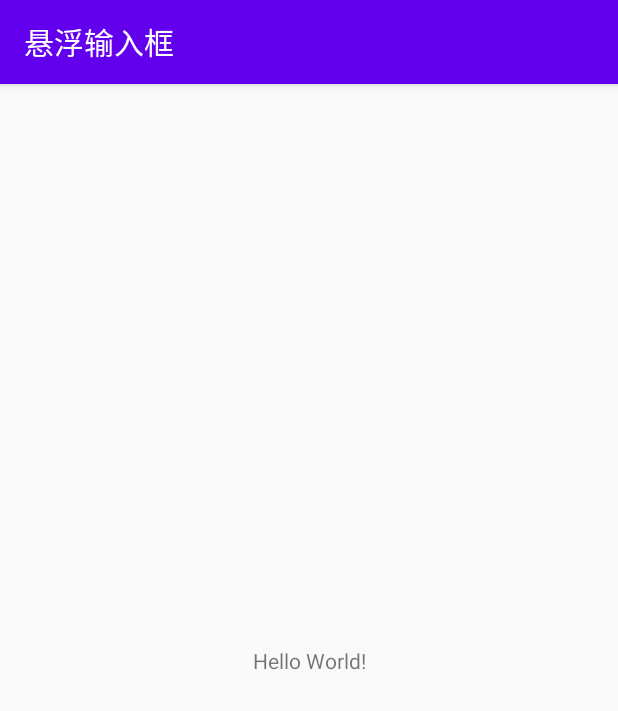
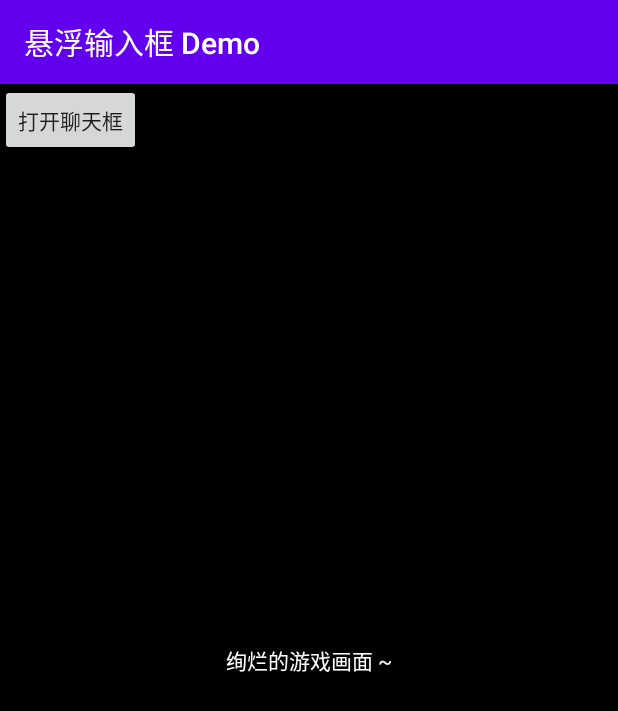
Before and after one commit to GitLqr/lqr-float-input-android, an Android app: the screen it shows after launch (MainActivity), on a phone screen of 412 x 824 dp. Shown: the top 711 px of the screen. Run offline under Robolectric (Android 15) with nearby library versions, the phone set to English and light mode, and no system bars.

Commit message:
update: 实现 demo

```diff
--- a/app/build.gradle
+++ b/app/build.gradle
@@ -6,7 +6,7 @@ android {
     buildToolsVersion "29.0.3"
 
     defaultConfig {
-        applicationId "com.gitlqr.float_input"
+        applicationId "com.gitlqr.float_input.demo"
         minSdkVersion 19
         targetSdkVersion 29
         versionCode 1
@@ -32,4 +32,5 @@ dependencies {
     implementation "org.jetbrains.kotlin:kotlin-stdlib:$kotlin_version"
     implementation 'androidx.appcompat:appcompat:1.2.0'
     implementation 'androidx.constraintlayout:constraintlayout:1.1.3'
+    implementation project(":float-input")
 }
--- a/app/src/main/java/com/gitlqr/float_input/MainActivity.kt
+++ /dev/null
@@ -1,11 +0,0 @@
-package com.gitlqr.float_input
-
-import android.os.Bundle
-import androidx.appcompat.app.AppCompatActivity
-
-class MainActivity : AppCompatActivity() {
-    override fun onCreate(savedInstanceState: Bundle?) {
-        super.onCreate(savedInstanceState)
-        setContentView(R.layout.activity_main)
-    }
-}
--- /dev/null
+++ b/app/src/main/java/com/gitlqr/float_input/demo/MainActivity.kt
@@ -0,0 +1,26 @@
+package com.gitlqr.float_input.demo
+
+import android.os.Bundle
+import android.view.View
+import androidx.appcompat.app.AppCompatActivity
+import com.gitlqr.float_input.FloatInputDialog
+import com.gitlqr.float_input.IFloatInput
+
+class MainActivity : AppCompatActivity(), View.OnClickListener {
+
+    private val floatInput: IFloatInput by lazy { FloatInputDialog(this) }
+
+    override fun onCreate(savedInstanceState: Bundle?) {
+        super.onCreate(savedInstanceState)
+        setContentView(R.layout.activity_main)
+        listOf<View>(findViewById(R.id.btnShow)).forEach { it.setOnClickListener(this) }
+    }
+
+    override fun onClick(v: View?) {
+        when (v?.id) {
+            R.id.btnShow -> {
+                floatInput.show()
+            }
+        }
+    }
+}
--- a/app/src/main/res/layout/activity_main.xml
+++ b/app/src/main/res/layout/activity_main.xml
@@ -4,15 +4,25 @@
     xmlns:tools="http://schemas.android.com/tools"
     android:layout_width="match_parent"
     android:layout_height="match_parent"
+    android:background="@color/black"
     tools:context=".MainActivity">
 
     <TextView
         android:layout_width="wrap_content"
         android:layout_height="wrap_content"
-        android:text="Hello World!"
+        android:text="绚烂的游戏画面 ~"
+        android:textColor="@color/white"
         app:layout_constraintBottom_toBottomOf="parent"
         app:layout_constraintLeft_toLeftOf="parent"
         app:layout_constraintRight_toRightOf="parent"
         app:layout_constraintTop_toTopOf="parent" />
 
+    <Button
+        android:id="@+id/btnShow"
+        android:layout_width="wrap_content"
+        android:layout_height="wrap_content"
+        android:text="打开聊天框"
+        app:layout_constraintLeft_toLeftOf="parent"
+        app:layout_constraintTop_toTopOf="parent" />
+
 </androidx.constraintlayout.widget.ConstraintLayout>
--- a/app/src/main/res/values/strings.xml
+++ b/app/src/main/res/values/strings.xml
@@ -1,3 +1,3 @@
 <resources>
-    <string name="app_name">悬浮输入框</string>
+    <string name="app_name">悬浮输入框 Demo</string>
 </resources>
--- a/app/src/main/res/values/themes.xml
+++ b/app/src/main/res/values/themes.xml
@@ -1,6 +1,6 @@
 <resources xmlns:tools="http://schemas.android.com/tools">
     <!-- Base application theme. -->
-    <style name="Theme.Lqrfloatinputandroid" parent="Theme.AppCompat.Light.DarkActionBar">
+    <style name="Theme.LqrFloatInputAndroid" parent="Theme.AppCompat.Light.DarkActionBar">
         <!-- Primary brand color. -->
         <item name="colorPrimary">@color/purple_500</item>
         <item name="colorPrimaryDark">@color/purple_700</item>
```
Also changed, not shown: app/src/main/AndroidManifest.xml (+5 -4 lines).
